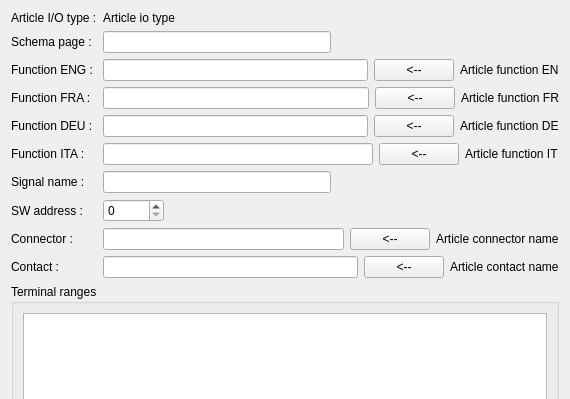
The window that tools/mdtcablelist/src/mdtClUnitConnectionDialog.ui (scandyna/multidiagtools) describes before a commit, drawn with Qt 5; both pictures show x 0 to 570 and y 0 to 399 of the 570 by 579 pixel window.
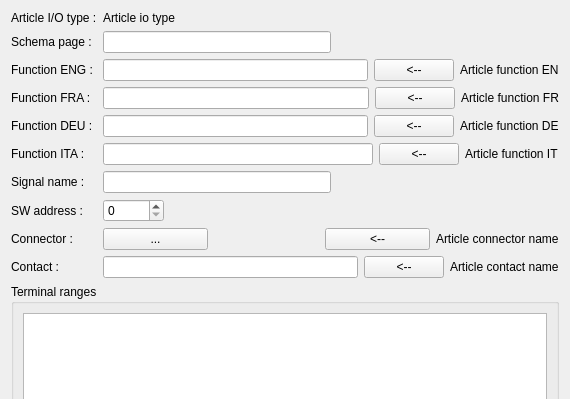
The same window after the commit.

The edit to the form file:
```diff
--- a/tools/mdtcablelist/src/mdtClUnitConnectionDialog.ui
+++ b/tools/mdtcablelist/src/mdtClUnitConnectionDialog.ui
@@ -246,7 +246,7 @@
       </layout>
      </item>
      <item row="10" column="0">
-      <widget class="QLabel" name="lbUnitConnectorName">
+      <widget class="QLabel" name="lbUnitConnectorNameLabel">
        <property name="text">
         <string>Connector :</string>
        </property>
@@ -258,7 +258,18 @@
      <item row="10" column="1">
       <layout class="QHBoxLayout" name="horizontalLayout">
        <item>
-        <widget class="QLineEdit" name="leUnitConnectorName"/>
+        <widget class="QPushButton" name="pbSelectUnitConnector">
+         <property name="text">
+          <string>...</string>
+         </property>
+        </widget>
+       </item>
+       <item>
+        <widget class="QLabel" name="lbUnitConnectorName">
+         <property name="text">
+          <string>&lt;None&gt;</string>
+         </property>
+        </widget>
        </item>
        <item>
         <widget class="QPushButton" name="pbCopyConnectorName">
```
Left out of the diff: 3 changed lines with no effect on the pictures.
